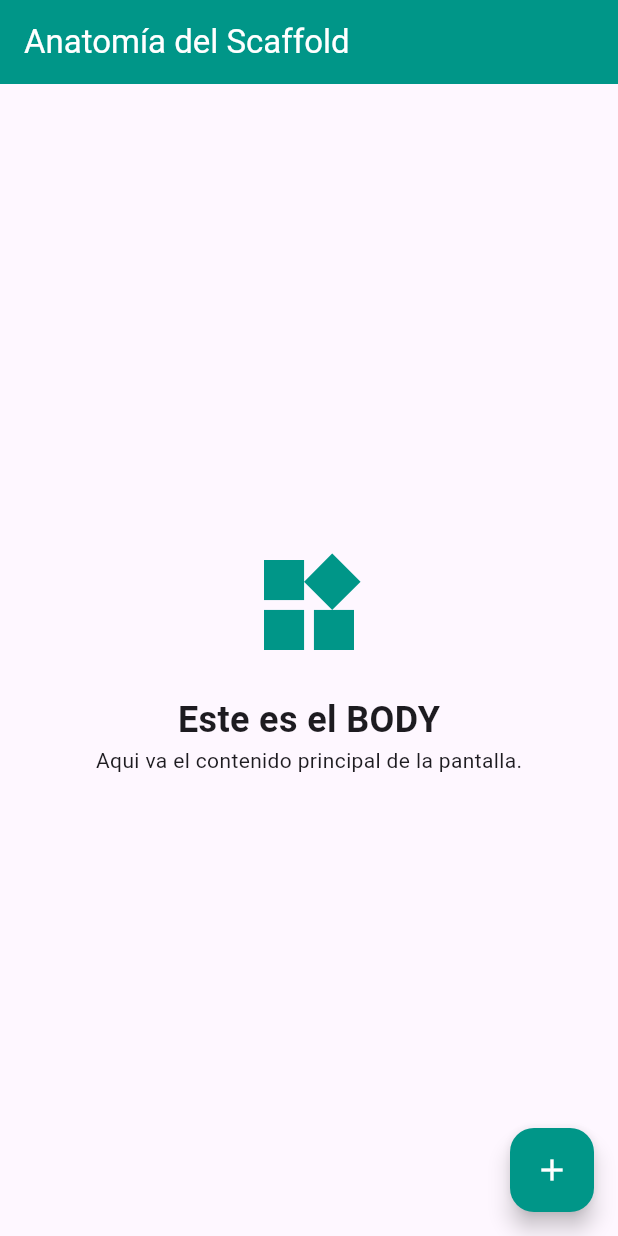
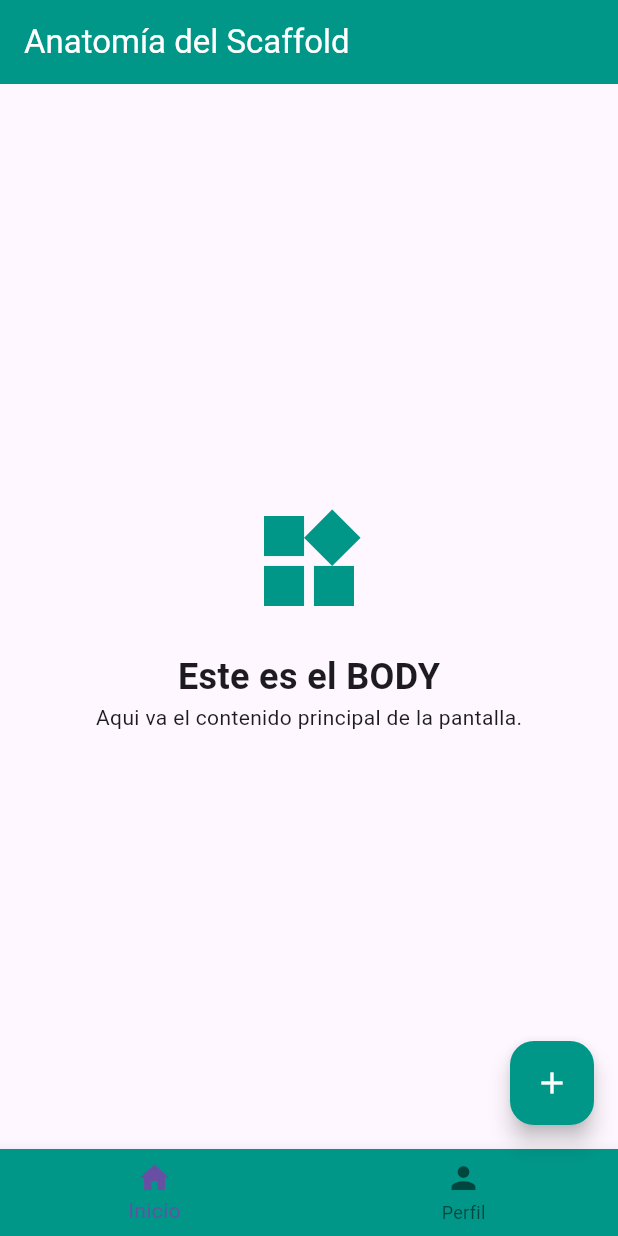
Before and after one commit to nallely-lopez/Dev_Aplication_Proyect1, a Flutter app: the screen it shows after launch, on a phone screen of 412 x 824 dp. Run offline on Flutter 3.47's test engine with Material 3 defaults, Android fonts, the phone set to English and light mode, and no system bars.

Commit message:
Creación de la barra de navegación en el archivo principal.dart

```diff
--- a/lib/principal.dart
+++ b/lib/principal.dart
@@ -41,6 +41,24 @@ class _PantallaPrincipalState extends State<PantallaPrincipal> { //Clase que def
         backgroundColor: Colors.teal,
         child: const Icon(Icons.add, color: Colors.white), // Icon es un widget que muestra un icono, en este caso, el icono de add, con un color de blanco
       ),
+
+      bottomNavigationBar: BottomNavigationBar( // BottomNavigationBar es un widget que muestra una barra de navegación en la parte inferior de la pantalla, que se utiliza para navegar entre diferentes pantallas
+        currentIndex: 0,// currentIndex es una propiedad que define el índice del icono seleccionado en la barra de navegación, en este caso, el primer icono
+        backgroundColor: Colors.teal, // Color de fondo de la barra de navegación
+        items: const [ // items es una propiedad que define los iconos de la barra de navegación, en este caso, son dos iconos
+          BottomNavigationBarItem( // BottomNavigationBarItem es un widget que define un icono de la barra de navegación, en este caso, el icono de inicio
+            icon: Icon(Icons.home),// Icon es un widget que muestra un icono, en este caso, el icono de home
+            label: 'Inicio', // label es una propiedad que define el texto que se muestra debajo del icono, en este caso, el texto de Inicio
+          ),
+          BottomNavigationBarItem( //  icono de perfil
+            icon: Icon(Icons.person), // Icon es un widget que muestra un icono, en este caso, el icono de person
+            label: 'Perfil', // label es una propiedad que define el texto que se muestra debajo del icono, en este caso, el texto de Perfil
+          ),
+        ],
+        onTap: (indice) { // onTap es una propiedad que define la acción que se realiza cuando se presiona un icono de la barra de navegación, en este caso, se muestra un mensaje en la consola con el índice del icono presionado
+          print('Tocaste el icono número: $indice'); // print es una función que muestra un mensaje en la consola, en este caso, el mensaje con el índice del icono presionado
+        },
+      ),
     );
   }
 }
```
